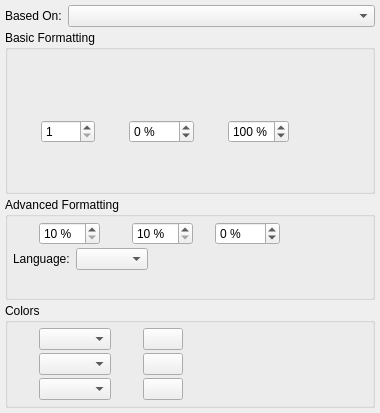
Old version of the form scribus/ui/smcstylewidget.ui in the repository scribusproject/scribus.
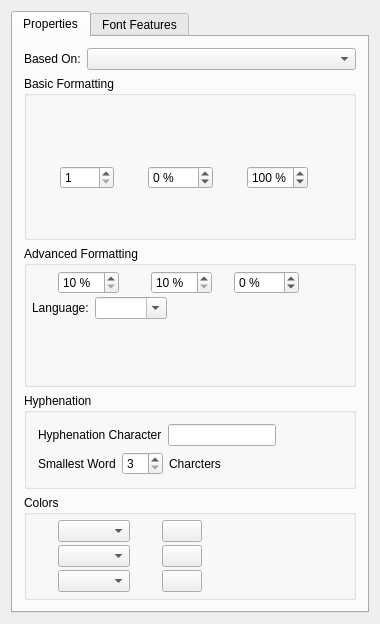
New version of the form. Custom widgets are drawn as their Qt base class.

Commit message: merge HOST-Oman complex text layout branch: add support for right-to-left scripts, bi-directional text, indic languages and opentype features

Diff of the .ui file:
```diff
--- a/scribus/ui/smcstylewidget.ui
+++ b/scribus/ui/smcstylewidget.ui
@@ -7,27 +7,42 @@
     <x>0</x>
     <y>0</y>
     <width>380</width>
-    <height>413</height>
+    <height>624</height>
    </rect>
   </property>
+  <property name="sizePolicy">
+   <sizepolicy hsizetype="Expanding" vsizetype="Expanding">
+    <horstretch>0</horstretch>
+    <verstretch>0</verstretch>
+   </sizepolicy>
+  </property>
+  <layout class="QVBoxLayout" name="verticalLayout_3">
+   <item>
+    <widget class="QTabWidget" name="tabwidget">
+     <property name="sizePolicy">
+      <sizepolicy hsizetype="Preferred" vsizetype="Preferred">
+       <horstretch>0</horstretch>
+       <verstretch>0</verstretch>
+      </sizepolicy>
+     </property>
+     <property name="currentIndex">
+      <number>0</number>
+     </property>
+     <widget class="QWidget" name="tabProperties">
+      <property name="sizePolicy">
+       <sizepolicy hsizetype="Preferred" vsizetype="Preferred">
+        <horstretch>0</horstretch>
+        <verstretch>0</verstretch>
+       </sizepolicy>
+      </property>
+      <attribute name="title">
+       <string>Properties</string>
+      </attribute>
+      <layout class="QVBoxLayout" name="verticalLayout_6">
+       <item>
   <layout class="QVBoxLayout" name="verticalLayout_2">
-   <property name="spacing">
-    <number>3</number>
-   </property>
-   <property name="leftMargin">
-    <number>5</number>
-   </property>
-   <property name="topMargin">
-    <number>5</number>
-   </property>
-   <property name="rightMargin">
-    <number>5</number>
-   </property>
-   <property name="bottomMargin">
-    <number>5</number>
-   </property>
    <item>
-    <layout class="QHBoxLayout">
+          <layout class="QHBoxLayout" name="_3">
      <item>
       <widget class="QLabel" name="parentLabel">
        <property name="text">
@@ -58,7 +73,7 @@
      <property name="title">
       <string>Basic Formatting</string>
      </property>
-     <layout class="QVBoxLayout">
+           <layout class="QVBoxLayout" name="_4">
       <property name="spacing">
        <number>3</number>
       </property>
@@ -91,7 +106,7 @@
        </widget>
       </item>
       <item>
-       <layout class="QHBoxLayout">
+             <layout class="QHBoxLayout" name="_5">
         <item>
          <widget class="QLabel" name="fontSizeLabel_">
           <property name="minimumSize">
@@ -195,7 +210,7 @@
        </layout>
       </item>
       <item>
-       <layout class="QHBoxLayout">
+             <layout class="QHBoxLayout" name="_6">
         <item>
          <widget class="SMStyleSelect" name="effects_" native="true">
           <property name="sizePolicy">
@@ -254,7 +269,7 @@
      <property name="title">
       <string>Advanced Formatting</string>
      </property>
-     <layout class="QVBoxLayout">
+           <layout class="QVBoxLayout" name="_7">
       <property name="spacing">
        <number>3</number>
       </property>
@@ -271,7 +286,7 @@
        <number>5</number>
       </property>
       <item>
-       <layout class="QHBoxLayout">
+             <layout class="QHBoxLayout" name="_8">
         <item>
          <widget class="QLabel" name="hscaleLabel_">
           <property name="minimumSize">
@@ -393,7 +408,7 @@
        </layout>
       </item>
       <item>
-       <layout class="QHBoxLayout">
+             <layout class="QHBoxLayout" name="_9">
         <item>
          <widget class="QLabel" name="languageLabel_">
           <property name="text">
@@ -405,7 +420,11 @@
          </widget>
         </item>
         <item>
-         <widget class="SMScComboBox" name="language_"/>
+               <widget class="SMScComboBox" name="language_">
+                <property name="editable">
+                 <bool>true</bool>
+                </property>
+               </widget>
         </item>
         <item>
          <spacer>
@@ -441,6 +460,80 @@
      </layout>
     </widget>
    </item>
+         <item>
+          <widget class="QGroupBox" name="groupBox">
+           <property name="title">
+            <string>Hyphenation</string>
+           </property>
+           <layout class="QVBoxLayout" name="verticalLayout_4">
+            <item>
+             <layout class="QHBoxLayout" name="horizontalLayout_3">
+              <item>
+               <widget class="QLabel" name="label_4">
+                <property name="text">
+                 <string>Hyphenation Character</string>
+                </property>
+               </widget>
+              </item>
+              <item>
+               <widget class="SMLineEdit" name="hyphenCharLineEdit"/>
+              </item>
+              <item>
+               <spacer name="horizontalSpacer_2">
+                <property name="orientation">
+                 <enum>Qt::Horizontal</enum>
+                </property>
+                <property name="sizeHint" stdset="0">
+                 <size>
+                  <width>40</width>
+                  <height>20</height>
+                 </size>
+                </property>
+               </spacer>
+              </item>
+             </layout>
+            </item>
+            <item>
+             <layout class="QHBoxLayout" name="horizontalLayout">
+              <item>
+               <widget class="QLabel" name="label">
+                <property name="text">
+                 <string>Smallest Word</string>
+                </property>
+               </widget>
+              </item>
+              <item>
+               <widget class="SMSpinBox" name="smallestWordSpinBox">
+                <property name="minimum">
+                 <number>3</number>
+                </property>
+               </widget>
+              </item>
+              <item>
+               <widget class="QLabel" name="label_2">
+                <property name="text">
+                 <string>Charcters</string>
+                </property>
+               </widget>
+              </item>
+              <item>
+               <spacer name="horizontalSpacer">
+                <property name="orientation">
+                 <enum>Qt::Horizontal</enum>
+                </property>
+                <property name="sizeHint" stdset="0">
+                 <size>
+                  <width>40</width>
+                  <height>20</height>
+                 </size>
+                </property>
+               </spacer>
+              </item>
+             </layout>
+            </item>
+           </layout>
+          </widget>
+         </item>
    <item>
     <widget class="QGroupBox" name="smColorGroup">
      <property name="title">
@@ -463,7 +556,7 @@
        <number>5</number>
       </property>
       <item>
-       <layout class="QHBoxLayout">
+             <layout class="QHBoxLayout" name="_2">
         <item>
          <widget class="QLabel" name="FillIcon">
           <property name="minimumSize">
@@ -534,7 +627,7 @@
        </layout>
       </item>
       <item>
-       <layout class="QHBoxLayout">
+             <layout class="QHBoxLayout" name="_10">
         <item>
          <widget class="QLabel" name="StrokeIcon">
           <property name="minimumSize">
@@ -605,7 +698,7 @@
        </layout>
       </item>
       <item>
-       <layout class="QHBoxLayout" name="_2">
+             <layout class="QHBoxLayout" name="_11">
         <item>
          <widget class="QLabel" name="backIcon">
           <property name="minimumSize">
@@ -679,6 +772,39 @@
     </widget>
    </item>
   </layout>
+       </item>
+      </layout>
+     </widget>
+     <widget class="QWidget" name="tabFontFeatures">
+      <property name="sizePolicy">
+       <sizepolicy hsizetype="Preferred" vsizetype="Preferred">
+        <horstretch>0</horstretch>
+        <verstretch>0</verstretch>
+       </sizepolicy>
+      </property>
+      <attribute name="title">
+       <string>Font Features</string>
+      </attribute>
+      <layout class="QVBoxLayout" name="verticalLayout_5">
+       <item>
+        <layout class="QVBoxLayout" name="verticalLayout_4">
+         <item>
+          <widget class="SMFontFeatures" name="fontfeaturesSetting" native="true">
+           <property name="sizePolicy">
+            <sizepolicy hsizetype="Preferred" vsizetype="Preferred">
+             <horstretch>0</horstretch>
+             <verstretch>0</verstretch>
+            </sizepolicy>
+           </property>
+          </widget>
+         </item>
+        </layout>
+       </item>
+      </layout>
+     </widget>
+    </widget>
+   </item>
+  </layout>
  </widget>
  <layoutdefault spacing="6" margin="11"/>
  <customwidgets>
@@ -714,6 +840,22 @@
    <header>ui/smstyleselect.h</header>
    <container>1</container>
   </customwidget>
+  <customwidget>
+   <class>SMSpinBox</class>
+   <extends>QSpinBox</extends>
+   <header>ui/smspinbox.h</header>
+  </customwidget>
+  <customwidget>
+   <class>SMFontFeatures</class>
+   <extends>QWidget</extends>
+   <header>ui/smfontfeatures.h</header>
+   <container>1</container>
+  </customwidget>
+  <customwidget>
+   <class>SMLineEdit</class>
+   <extends>QLineEdit</extends>
+   <header>ui/smlineedit.h</header>
+  </customwidget>
  </customwidgets>
  <resources/>
  <connections/>
```
Lines whose indentation alone changed are shown as unchanged. The commit also changes 220 other files.
